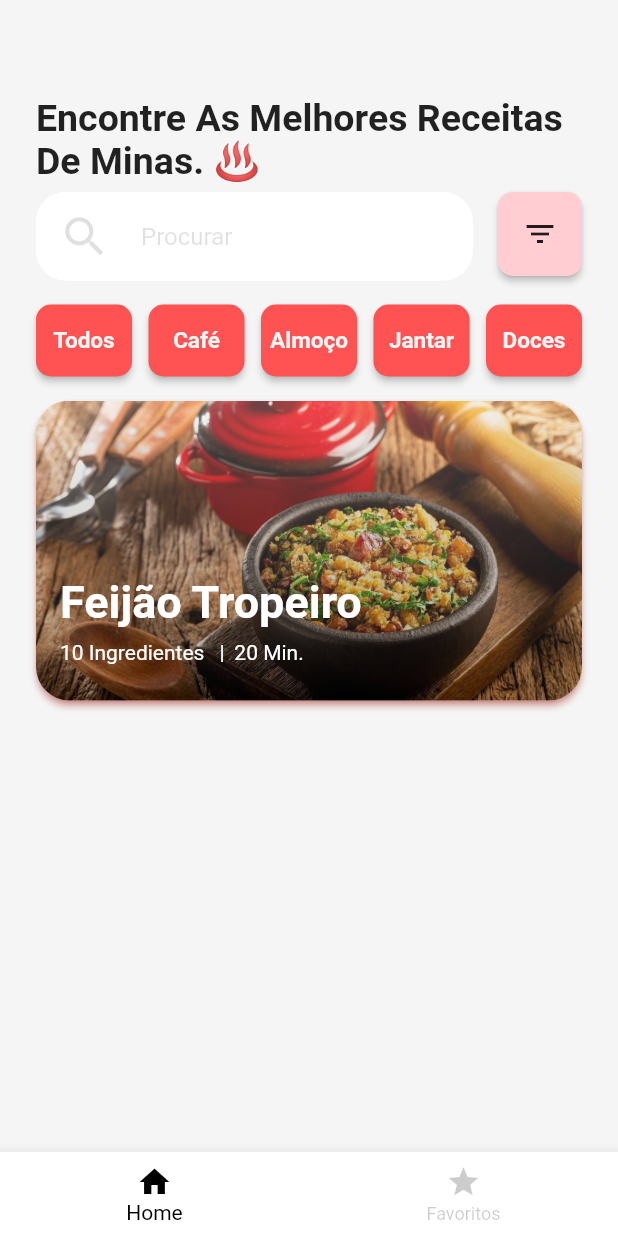
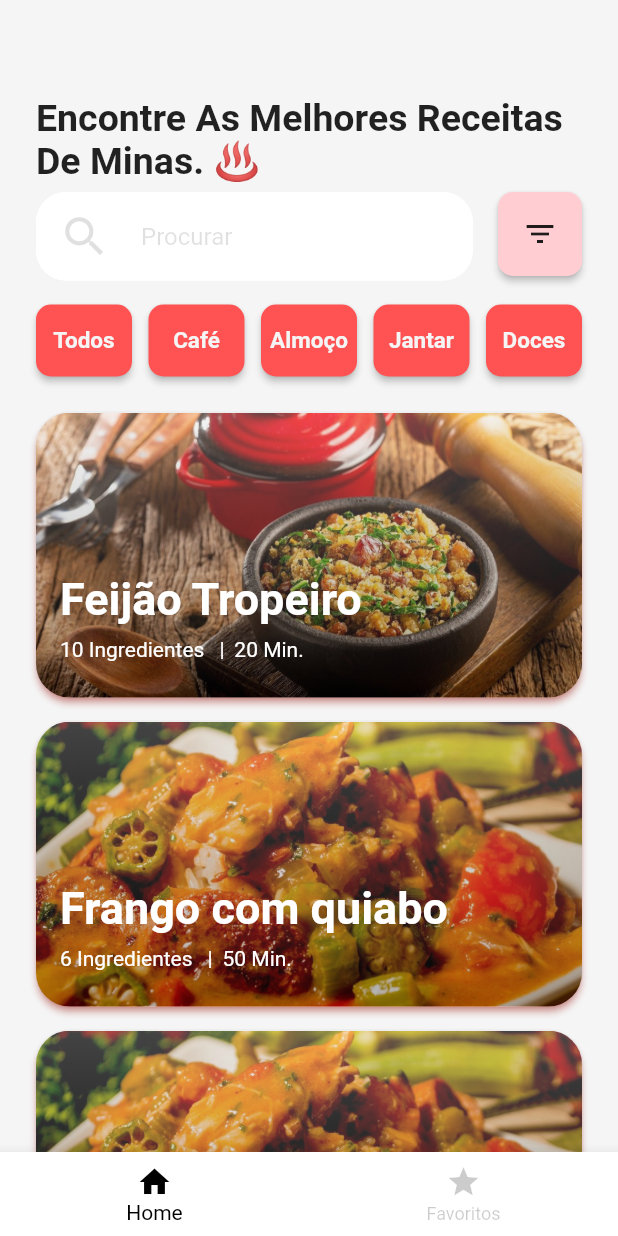
Before and after one commit to SidneyCampos/receitas-novo, a Flutter app: the HomeScreen screen opened by its route, on a phone screen of 412 x 824 dp. Run offline on Flutter 3.47's test engine with Material 2 defaults, Android fonts, the phone set to English and light mode, and no system bars; our stand-ins replace flutter_signin_button.

Commit message:
Final 1 parte antes do firestore, card list

```diff
--- a/lib/components/login_button.dart
+++ b/lib/components/login_button.dart
@@ -13,7 +13,9 @@ class LoginButton extends StatelessWidget {
       margin: const EdgeInsets.fromLTRB(75, 35, 75, 70),
       child: SignInButton(
         Buttons.Google,
-        onPressed: () {},
+        onPressed: () {
+          Navigator.pushNamed(context, '/HomeScreen');
+        },
       ),
     );
   }
--- a/lib/components/recipe_card.dart
+++ b/lib/components/recipe_card.dart
@@ -18,7 +18,7 @@ class RecipeCard extends StatelessWidget {
   Widget build(BuildContext context) {
     return Card(
       //color: Colors.blue,
-      margin: const EdgeInsets.symmetric(horizontal: 16.0),
+      margin: const EdgeInsets.symmetric(horizontal: 16.0, vertical: 8.0),
       shape: RoundedRectangleBorder(
         borderRadius: BorderRadius.circular(22.5),
       ),
@@ -27,7 +27,7 @@ class RecipeCard extends StatelessWidget {
       borderOnForeground: true,
       clipBehavior: Clip.antiAliasWithSaveLayer,
       child: Container(
-        height: 200.0,
+        height: 190.0,
         width: 100.0,
         decoration: BoxDecoration(
           image: DecorationImage(
--- a/lib/constants.dart
+++ b/lib/constants.dart
@@ -1,7 +1,16 @@
 import 'package:delicias_app/components/bottom_navigation.dart';
 import 'package:delicias_app/components/filter_button.dart';
 import 'package:delicias_app/components/recipe_type_button.dart';
+import 'package:delicias_app/main.dart';
+import 'package:delicias_app/screens/home_screen.dart';
+import 'package:delicias_app/screens/login_page.dart';
 import 'package:flutter/material.dart';
+
+// MAIN
+
+const kMainStatelessWidget = ReceitasDeMinas();
+const kLoginPageRoute = LoginPage();
+const kHomeScreenRoute = HomeScreen();
 
 // LOGINPAGE
 
@@ -50,10 +59,9 @@ const kLoginBackgroundImage = BoxDecoration(
 // HOMESCREEN
 
 const kHomeScreenBackgroundColor = Color(0xFFF5F5F5);
-const kMainBodyPadding = EdgeInsets.all(8.0);
+const kMainBodyPadding = EdgeInsets.fromLTRB(8, 8, 8, 0);
 const kSearchBarPadding = EdgeInsets.symmetric(horizontal: 16);
 const kRecipeTypeButton = EdgeInsets.symmetric(horizontal: 16, vertical: 16.0);
-
 const kBottomNavigation = BottomNavigation();
 
 const kRoundedRectangleBorder = RoundedRectangleBorder(
--- a/lib/main.dart
+++ b/lib/main.dart
@@ -1,5 +1,5 @@
-import 'package:delicias_app/screens/home_screen.dart';
-import 'package:delicias_app/screens/login_page.dart';
+import 'package:delicias_app/constants.dart';
+import 'package:delicias_app/screens/splash_screen.dart';
 import 'package:flutter/material.dart';
 import 'package:flutter/services.dart';
 
@@ -10,23 +10,21 @@ void main() {
       overlays: [SystemUiOverlay.bottom]); // hide status bar
 
   SystemChrome.setPreferredOrientations([DeviceOrientation.portraitUp]).then(
-    (value) => runApp(
-      const BMICalculator(),
-    ),
+    (value) => runApp(kMainStatelessWidget),
   );
 }
 
-class BMICalculator extends StatelessWidget {
-  const BMICalculator({Key? key}) : super(key: key);
+class ReceitasDeMinas extends StatelessWidget {
+  const ReceitasDeMinas({Key? key}) : super(key: key);
 
   @override
   Widget build(BuildContext context) {
     return MaterialApp(
-      initialRoute: '/HomeScreen',
+      initialRoute: '/',
       routes: {
-        //'/': (context) => const SplashScreen(),
-        '/LoginPage': (context) => const LoginPage(),
-        '/HomeScreen': (context) => const HomeScreen(),
+        '/': (context) => const SplashScreen(),
+        '/LoginPage': (context) => kLoginPageRoute,
+        '/HomeScreen': (context) => kHomeScreenRoute,
       },
       debugShowCheckedModeBanner: false,
     );
--- a/lib/screens/home_screen.dart
+++ b/lib/screens/home_screen.dart
@@ -16,7 +16,6 @@ class _HomeScreenState extends State<HomeScreen> {
     return Scaffold(
       backgroundColor: kHomeScreenBackgroundColor,
       bottomNavigationBar: kBottomNavigation,
-      // floatingActionButton: const FloatingActionButton(onPressed: null),
       body: Padding(
         padding: kMainBodyPadding,
         child: Column(
@@ -38,12 +37,33 @@ class _HomeScreenState extends State<HomeScreen> {
                 children: kRecipeTypeButtons,
               ),
             ),
-            RecipeCard(
-              key: UniqueKey(),
-              cardImage: const AssetImage('recipeImages/feijao_tropeiro.jpg'),
-              recipeTitle: 'Feijão Tropeiro',
-              ingredients: 10,
-              minutes: 20,
+            Expanded(
+              child: ListView(children: [
+                RecipeCard(
+                  key: UniqueKey(),
+                  cardImage:
+                      const AssetImage('recipeImages/feijao_tropeiro.jpg'),
+                  recipeTitle: 'Feijão Tropeiro',
+                  ingredients: 10,
+                  minutes: 20,
+                ),
+                RecipeCard(
+                  key: UniqueKey(),
+                  cardImage:
+                      const AssetImage('recipeImages/frango_com_quiabo.jpg'),
+                  recipeTitle: 'Frango com quiabo',
+                  ingredients: 6,
+                  minutes: 50,
+                ),
+                RecipeCard(
+                  key: UniqueKey(),
+                  cardImage:
+                      const AssetImage('recipeImages/frango_com_quiabo.jpg'),
+                  recipeTitle: 'Frango com quiabo',
+                  ingredients: 6,
+                  minutes: 50,
+                ),
+              ]),
             ),
           ],
         ),
```
Also changed, not shown: lib/screens/splash_screen.dart (+55 -55 lines), 1 other file.
